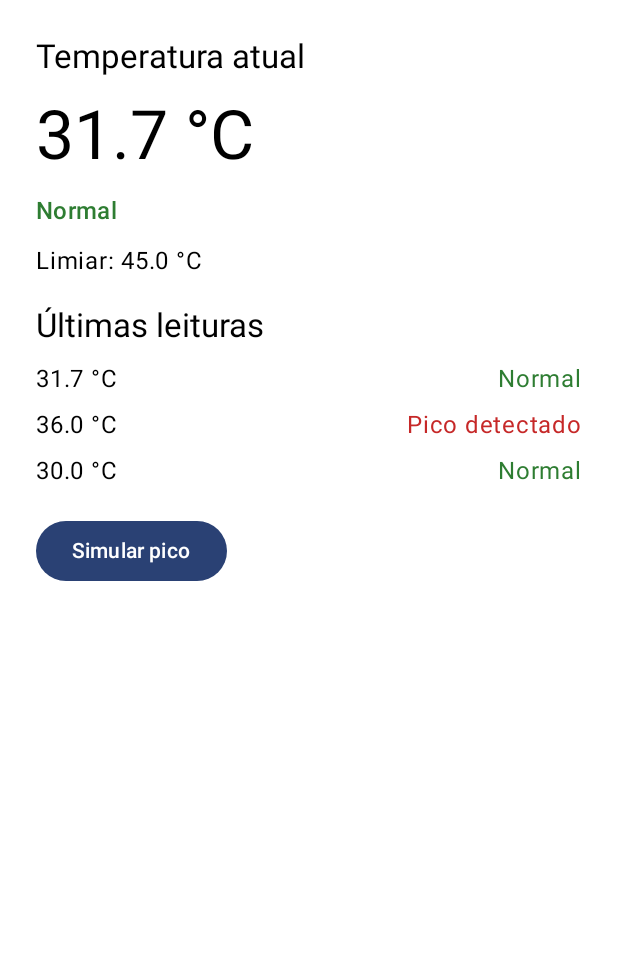
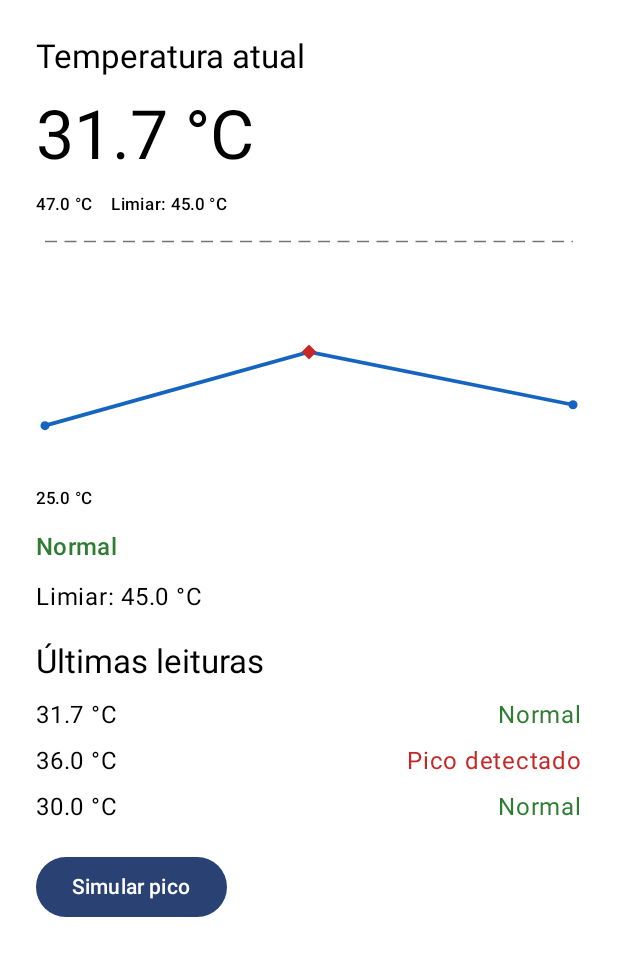
Before and after one commit to celiobenj/hornet-seldon, an Android app built with Jetpack Compose: the @Preview function TelaPrincipalTemperaturaPreview, on a phone screen of 412 x 824 dp. Shown: the top 956 px of the screen. Run offline under Robolectric (Android 15) with nearby library versions, the phone set to English and light mode, and no system bars.

Commit message:
feat(app): adiciona grafico historico de temperatura

```diff
--- /dev/null
+++ b/app/src/main/java/dev/hornet/observability/ui/GraficoTemperatura.kt
@@ -0,0 +1,157 @@
+package dev.hornet.observability.ui
+
+import androidx.compose.foundation.Canvas
+import androidx.compose.foundation.layout.Column
+import androidx.compose.foundation.layout.Row
+import androidx.compose.foundation.layout.fillMaxWidth
+import androidx.compose.foundation.layout.height
+import androidx.compose.foundation.layout.padding
+import androidx.compose.material3.MaterialTheme
+import androidx.compose.material3.Text
+import androidx.compose.runtime.Composable
+import androidx.compose.ui.Modifier
+import androidx.compose.ui.geometry.Offset
+import androidx.compose.ui.graphics.Color
+import androidx.compose.ui.graphics.Path
+import androidx.compose.ui.graphics.PathEffect
+import androidx.compose.ui.graphics.drawscope.Stroke
+import androidx.compose.ui.semantics.contentDescription
+import androidx.compose.ui.semantics.semantics
+import androidx.compose.ui.tooling.preview.Preview
+import androidx.compose.ui.unit.dp
+import dev.hornet.observability.core.Avaliacao
+import dev.hornet.observability.core.StatusLeitura
+import dev.hornet.observability.core.Temperatura
+
+@Composable
+fun GraficoTemperatura(
+    leituras: List<Avaliacao>,
+    limiarCelsius: Double = LIMIAR_PADRAO_CELSIUS,
+    modifier: Modifier = Modifier,
+) {
+    val serie = leituras.takeLast(LIMITE_LEITURAS)
+    val valoresValidos = serie.map { it.temperatura.celsius }.filter { it.isFinite() }
+    val minimo = minOf(MINIMO_PADRAO_CELSIUS, valoresValidos.minOrNull() ?: MINIMO_PADRAO_CELSIUS)
+    val maximo = maxOf(limiarCelsius + MARGEM_SUPERIOR_CELSIUS, valoresValidos.maxOrNull() ?: limiarCelsius + MARGEM_SUPERIOR_CELSIUS)
+    val amplitude = maximo - minimo
+    val quantidadeAnomalias = serie.count { it.anomala }
+    val temperaturaAtual = serie.lastOrNull()?.temperatura?.celsius?.takeIf { it.isFinite() }
+    val descricao = buildString {
+        append("Gráfico com ${serie.size} leituras.")
+        if (temperaturaAtual == null) {
+            append(" Temperatura atual indisponível.")
+        } else {
+            append(" Temperatura atual: ${"%.1f".format(temperaturaAtual)} graus Celsius.")
+        }
+        val rotuloAnomalias = if (quantidadeAnomalias == 1) "anomalia" else "anomalias"
+        append(" $quantidadeAnomalias $rotuloAnomalias.")
+    }
+
+    Column(modifier = modifier) {
+        Row(modifier = Modifier.fillMaxWidth()) {
+            Text(
+                text = "${"%.1f".format(maximo)} °C",
+                style = MaterialTheme.typography.labelSmall,
+            )
+            Text(
+                text = "Limiar: ${"%.1f".format(limiarCelsius)} °C",
+                style = MaterialTheme.typography.labelSmall,
+                modifier = Modifier.weight(1f).padding(start = 12.dp),
+            )
+        }
+        Canvas(
+            modifier = Modifier
+                .fillMaxWidth()
+                .height(180.dp)
+                .padding(horizontal = 6.dp)
+                .semantics { contentDescription = descricao },
+        ) {
+            val yLimiar = size.height * ((maximo - limiarCelsius) / amplitude).toFloat()
+            drawLine(
+                color = Color(0xFF757575),
+                start = Offset(0f, yLimiar),
+                end = Offset(size.width, yLimiar),
+                strokeWidth = 1.dp.toPx(),
+                pathEffect = PathEffect.dashPathEffect(floatArrayOf(8.dp.toPx(), 5.dp.toPx())),
+            )
+
+            val caminho = Path()
+            var iniciouCaminho = false
+            serie.forEachIndexed { indice, avaliacao ->
+                val valor = avaliacao.temperatura.celsius
+                if (valor.isFinite()) {
+                    val x = coordenadaX(indice, serie.size, size.width)
+                    val y = size.height * ((maximo - valor) / amplitude).toFloat()
+                    if (!iniciouCaminho) {
+                        caminho.moveTo(x, y)
+                        iniciouCaminho = true
+                    } else {
+                        caminho.lineTo(x, y)
+                    }
+                }
+            }
+            if (iniciouCaminho) {
+                drawPath(
+                    path = caminho,
+                    color = COR_SERIE,
+                    style = Stroke(width = 2.5.dp.toPx()),
+                )
+            }
+
+            serie.forEachIndexed { indice, avaliacao ->
+                val valor = avaliacao.temperatura.celsius
+                if (valor.isFinite()) {
+                    val x = coordenadaX(indice, serie.size, size.width)
+                    val y = size.height * ((maximo - valor) / amplitude).toFloat()
+                    if (avaliacao.anomala) {
+                        val raio = 5.dp.toPx()
+                        val losango = Path().apply {
+                            moveTo(x, y - raio)
+                            lineTo(x + raio, y)
+                            lineTo(x, y + raio)
+                            lineTo(x - raio, y)
+                            close()
+                        }
+                        drawPath(path = losango, color = COR_ANOMALIA)
+                    } else {
+                        drawCircle(
+                            color = COR_SERIE,
+                            radius = 3.dp.toPx(),
+                            center = Offset(x, y),
+                        )
+                    }
+                }
+            }
+        }
+        Text(
+            text = "${"%.1f".format(minimo)} °C",
+            style = MaterialTheme.typography.labelSmall,
+        )
+    }
+}
+
+private fun coordenadaX(indice: Int, quantidade: Int, largura: Float): Float =
+    if (quantidade <= 1) largura / 2f else largura * indice / (quantidade - 1)
+
+private const val LIMITE_LEITURAS = 60
+private const val MINIMO_PADRAO_CELSIUS = 25.0
+private const val LIMIAR_PADRAO_CELSIUS = 45.0
+private const val MARGEM_SUPERIOR_CELSIUS = 2.0
+private val COR_SERIE = Color(0xFF1565C0)
+private val COR_ANOMALIA = Color(0xFFC62828)
+
+@Preview(showBackground = true)
+@Composable
+private fun GraficoTemperaturaPreview() {
+    val leituras = listOf(29.8, 30.1, 30.3, 36.0, 31.1, 31.3, 46.0, 32.0).mapIndexed { indice, celsius ->
+        Avaliacao(
+            temperatura = Temperatura.deCelsius(celsius),
+            status = when (indice) {
+                3 -> StatusLeitura.PICO
+                6 -> StatusLeitura.LIMIAR_EXCEDIDO
+                else -> StatusLeitura.NORMAL
+            },
+        )
+    }
+    GraficoTemperatura(leituras = leituras)
+}
--- a/app/src/main/java/dev/hornet/observability/ui/TelaTemperatura.kt
+++ b/app/src/main/java/dev/hornet/observability/ui/TelaTemperatura.kt
@@ -55,6 +55,11 @@ fun TelaTemperatura(
                 contentDescription = descricaoTemperatura
             },
         )
+        GraficoTemperatura(
+            leituras = estado.historico,
+            limiarCelsius = estado.limiarCelsius,
+            modifier = Modifier.fillMaxWidth(),
+        )
         Text(
             text = leituraAtual?.let { textoStatus(it.status) } ?: "Aguardando leitura",
             color = leituraAtual?.let { corStatus(it.status) } ?: Color.Gray,
```
